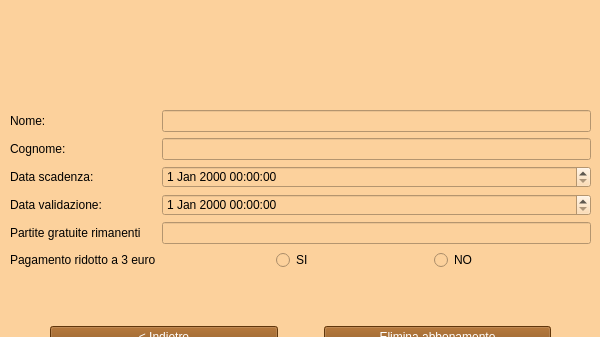
First picture: the form in Abbonamento/view/vistaAbbonamento.ui, repository ManuelMarrone/GestioneBowling, before the edit; both pictures show x 0 to 600 and y 0 to 337 of the 600 by 700 pixel window.
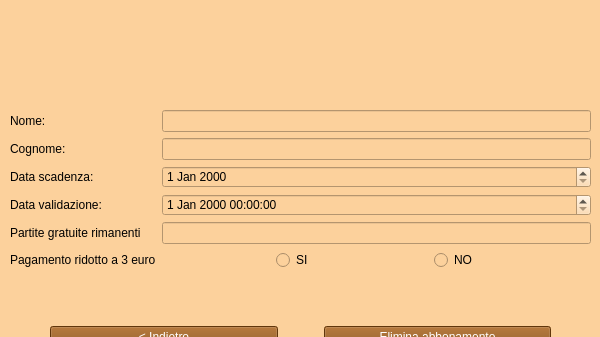
Second picture: the form after the edit.

Commit message: Scadenza abbonamento

What changed in the file:
```diff
--- a/Abbonamento/view/vistaAbbonamento.ui
+++ b/Abbonamento/view/vistaAbbonamento.ui
@@ -177,7 +177,7 @@
        <widget class="QDateTimeEdit" name="dateValidazione"/>
       </item>
       <item row="5" column="1">
-       <widget class="QDateTimeEdit" name="dateScadenza"/>
+       <widget class="QDateEdit" name="dateScadenza"/>
       </item>
      </layout>
     </item>
```
The commit also changes 12 other files.
